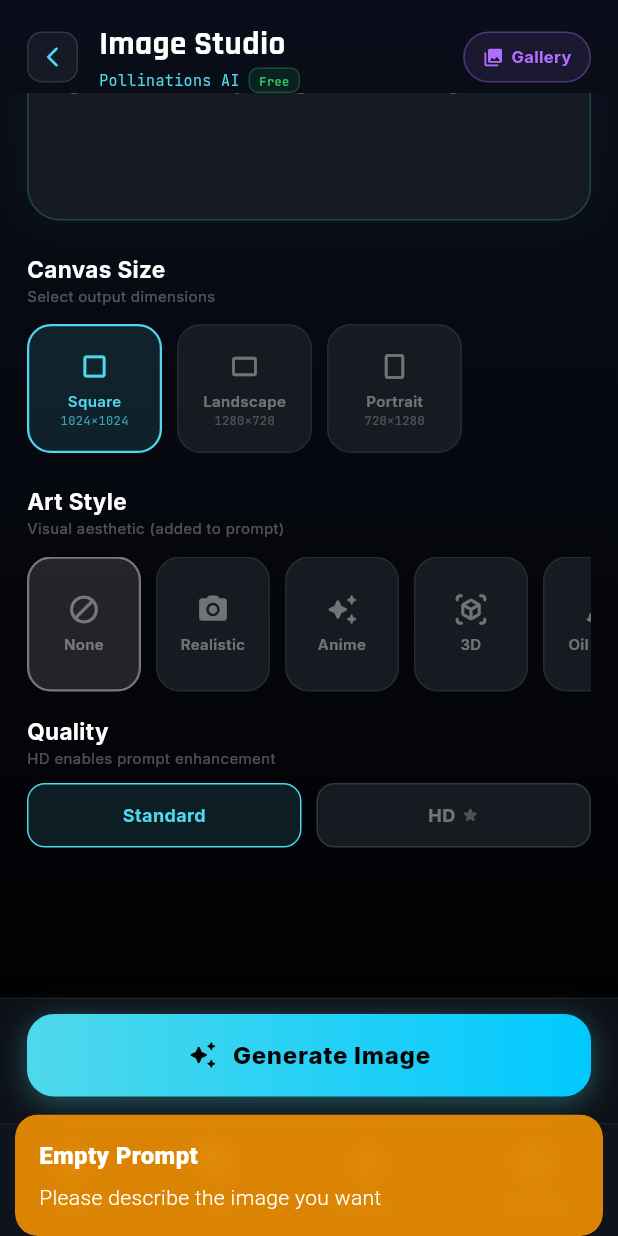
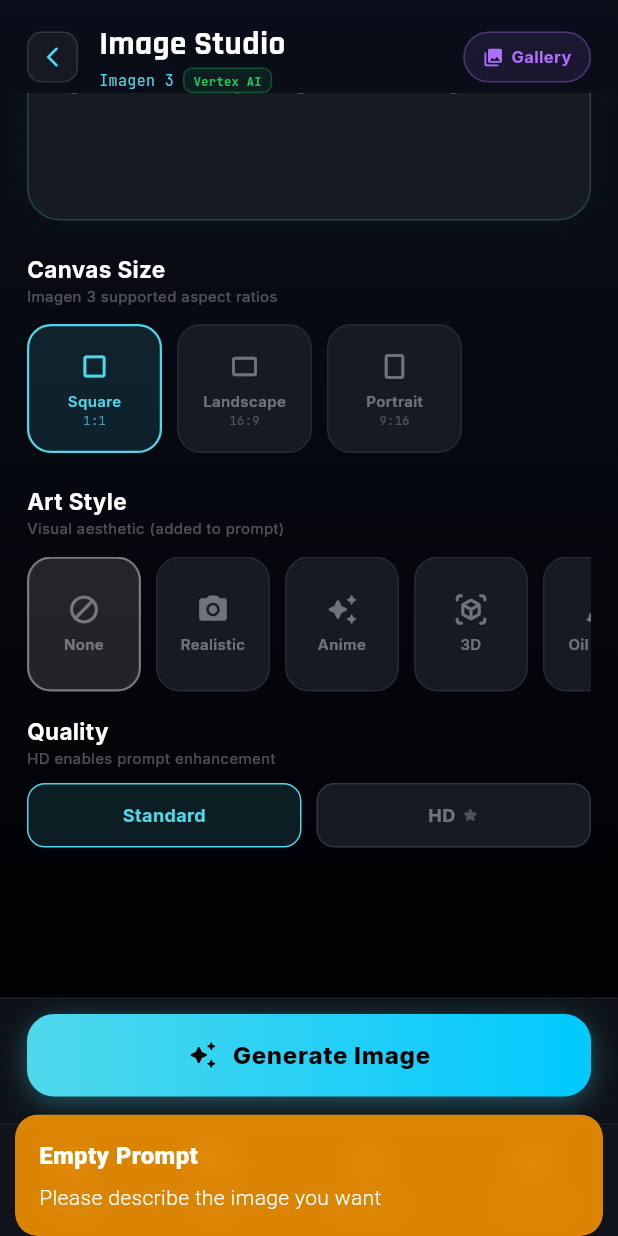
Before and after one commit to zaifi-1048/ADAM, a Flutter app: the ChatMoreInfoScreen screen opened directly, scrolled down 96 dp, after a tap on "Generate Image", on a phone screen of 412 x 824 dp. Run offline on Flutter 3.47's test engine with Material 3 defaults, Android fonts, the light colour scheme and no system bars; our stand-ins replace battery_plus, cloud_firestore, file_picker, firebase_auth, firebase_core, flutter_contacts and 13 more; missing offline and left inert: google_mlkit_text_recognition, syncfusion_flutter_pdf; accounts and stored records are empty.

Commit message:
Add Vertex AI Imagen 3 image generation

```diff
--- a/lib/screens/chat/payment/chatmoreinfo.dart
+++ b/lib/screens/chat/payment/chatmoreinfo.dart
@@ -1,5 +1,7 @@
+import 'dart:convert';
 import 'dart:io';
-import 'dart:typed_data';
+import 'package:flutter/services.dart';
+import 'package:googleapis_auth/auth_io.dart' as auth;
 import 'package:ai_voice_chat/screens/chat/image_gallery_screen.dart';
 import 'package:ai_voice_chat/widgets/customnavbar.dart';
 import 'package:flutter/material.dart';
@@ -29,7 +31,10 @@ class _ChatMoreInfoScreenState extends State<ChatMoreInfoScreen>
   late AnimationController _shimmerCtrl;
   late AnimationController _pulseCtrl;
 
-  static const _pollinationsUrl = 'https://image.pollinations.ai/prompt';
+  static const _projectId = 'adam-496618';
+  static const _location = 'us-central1';
+  static const _vertexUrl =
+      'https://us-central1-aiplatform.googleapis.com/v1/projects/$_projectId/locations/$_location/publishers/google/models/imagen-3.0-generate-001:predict';
 
   String _selectedSize = 'Square';
   String _selectedStyle = 'None';
@@ -42,23 +47,20 @@ class _ChatMoreInfoScreenState extends State<ChatMoreInfoScreen>
     {
       'label': 'Square',
       'icon': Icons.crop_square,
-      'width': 1024,
-      'height': 1024,
-      'dim': '1024×1024',
+      'api': '1:1',
+      'dim': '1:1',
     },
     {
       'label': 'Landscape',
       'icon': Icons.crop_landscape,
-      'width': 1280,
-      'height': 720,
-      'dim': '1280×720',
+      'api': '16:9',
+      'dim': '16:9',
     },
     {
       'label': 'Portrait',
       'icon': Icons.crop_portrait,
-      'width': 720,
-      'height': 1280,
-      'dim': '720×1280',
+      'api': '9:16',
+      'dim': '9:16',
     },
   ];
 
@@ -139,8 +141,21 @@ class _ChatMoreInfoScreenState extends State<ChatMoreInfoScreen>
   }
 
   // ════════════════════════════════════════════
-  // ── Pollinations AI Image Generation ──
+  // ── Vertex AI Imagen 3 Image Generation ──
   // ════════════════════════════════════════════
+  Future<String> _getAccessToken() async {
+    final jsonStr = await rootBundle.loadString(
+      'assets/config/service_account.json',
+    );
+    final jsonMap = jsonDecode(jsonStr) as Map<String, dynamic>;
+    final credentials = auth.ServiceAccountCredentials.fromJson(jsonMap);
+    final scopes = ['https://www.googleapis.com/auth/cloud-platform'];
+    final client = await auth.clientViaServiceAccount(credentials, scopes);
+    final token = client.credentials.accessToken.data;
+    client.close();
+    return token;
+  }
+
   Future<void> _generateImage() async {
     final prompt = _promptController.text.trim();
     if (prompt.isEmpty) {
@@ -157,7 +172,7 @@ class _ChatMoreInfoScreenState extends State<ChatMoreInfoScreen>
     setState(() {
       _isGenerating = true;
       _generatedImage = null;
-      _statusText = 'Sending request...';
+      _statusText = 'Authenticating...';
     });
 
     try {
@@ -169,36 +184,49 @@ class _ChatMoreInfoScreenState extends State<ChatMoreInfoScreen>
           ? '$prompt, $stylePrompt'
           : prompt;
 
-      final size = _sizes.firstWhere((s) => s['label'] == _selectedSize);
-      final width = size['width'] as int;
-      final height = size['height'] as int;
-      final enhance = _quality == 'hd';
-      final encodedPrompt = Uri.encodeComponent(fullPrompt);
-      final seed = DateTime.now().millisecondsSinceEpoch % 1000000;
+      final aspectRatio =
+          (_sizes.firstWhere((s) => s['label'] == _selectedSize)['api']
+              as String);
 
-      final url =
-          '$_pollinationsUrl/$encodedPrompt'
-          '?width=$width&height=$height'
-          '&enhance=$enhance'
-          '&nologo=true'
-          '&seed=$seed';
-
+      final token = await _getAccessToken();
       setState(() => _statusText = 'Painting your image...');
 
       final response = await http
-          .get(Uri.parse(url))
-          .timeout(const Duration(seconds: 90));
+          .post(
+            Uri.parse(_vertexUrl),
+            headers: {
+              'Content-Type': 'application/json',
+              'Authorization': 'Bearer $token',
+            },
+            body: jsonEncode({
+              'instances': [
+                {'prompt': fullPrompt},
+              ],
+              'parameters': {
+                'sampleCount': 1,
+                'aspectRatio': aspectRatio,
+                'enhancePrompt': _quality == 'hd',
+              },
+            }),
+          )
+          .timeout(const Duration(seconds: 120));
 
       if (response.statusCode == 200) {
+        final data = jsonDecode(response.body);
+        final base64Image =
+            data['predictions'][0]['bytesBase64Encoded'] as String;
         setState(() {
-          _generatedImage = response.bodyBytes;
+          _generatedImage = base64Decode(base64Image);
           _isGenerating = false;
           _statusText = '';
         });
       } else {
+        final error = jsonDecode(response.body);
+        final msg =
+            error['error']?['message'] as String? ?? 'Generation failed.';
         setState(() {
           _isGenerating = false;
-          _statusText = 'Generation failed. Try again.';
+          _statusText = msg;
         });
       }
     } catch (e) {
@@ -206,7 +234,7 @@ class _ChatMoreInfoScreenState extends State<ChatMoreInfoScreen>
         _isGenerating = false;
         _statusText = 'Connection error — check your network.';
       });
-      debugPrint('Pollinations error: $e');
+      debugPrint('Vertex AI error: $e');
     }
   }
 
@@ -347,7 +375,7 @@ class _ChatMoreInfoScreenState extends State<ChatMoreInfoScreen>
               Row(
                 children: [
                   Text(
-                    'Pollinations AI',
+                    'Imagen 3',
                     style: GoogleFonts.jetBrainsMono(
                       color: _cyan,
                       fontSize: 10,
@@ -365,7 +393,7 @@ class _ChatMoreInfoScreenState extends State<ChatMoreInfoScreen>
                       border: Border.all(color: _green.withOpacity(0.3)),
                     ),
                     child: Text(
-                      'Free',
+                      'Vertex AI',
                       style: GoogleFonts.jetBrainsMono(
                         color: _green,
                         fontSize: 8,
@@ -513,7 +541,7 @@ class _ChatMoreInfoScreenState extends State<ChatMoreInfoScreen>
   Widget _buildSizeSection() => Column(
     crossAxisAlignment: CrossAxisAlignment.start,
     children: [
-      _sectionLabel('Canvas Size', 'Select output dimensions'),
+      _sectionLabel('Canvas Size', 'Imagen 3 supported aspect ratios'),
       const SizedBox(height: 12),
       SizedBox(
         height: 86,
@@ -784,7 +812,7 @@ class _ChatMoreInfoScreenState extends State<ChatMoreInfoScreen>
               border: Border.all(color: _green.withOpacity(0.3)),
             ),
             child: Text(
-              'Pollinations · ${(_sizes.firstWhere((s) => s['label'] == _selectedSize)['dim'] as String)}',
+              'Imagen 3 · ${(_sizes.firstWhere((s) => s['label'] == _selectedSize)['dim'] as String)}',
               style: GoogleFonts.jetBrainsMono(color: _green, fontSize: 9),
             ),
           ),
--- a/pubspec.yaml
+++ b/pubspec.yaml
@@ -73,6 +73,7 @@ dependencies:
 
   # Notifications
   flutter_markdown: ^0.7.4
+  googleapis_auth: ^1.6.0
   flutter_local_notifications: ^18.0.0
   timezone: ^0.9.4
 
@@ -111,6 +112,7 @@ flutter:
     - assets/
     - assets/icons/
     - assets/images/
+    - assets/config/
 
   # An image asset can refer to one or more resolution-specific "variants", see
   # https://flutter.dev/to/resolution-aware-images
```
Also changed, not shown: pubspec.lock, 1 other file.
